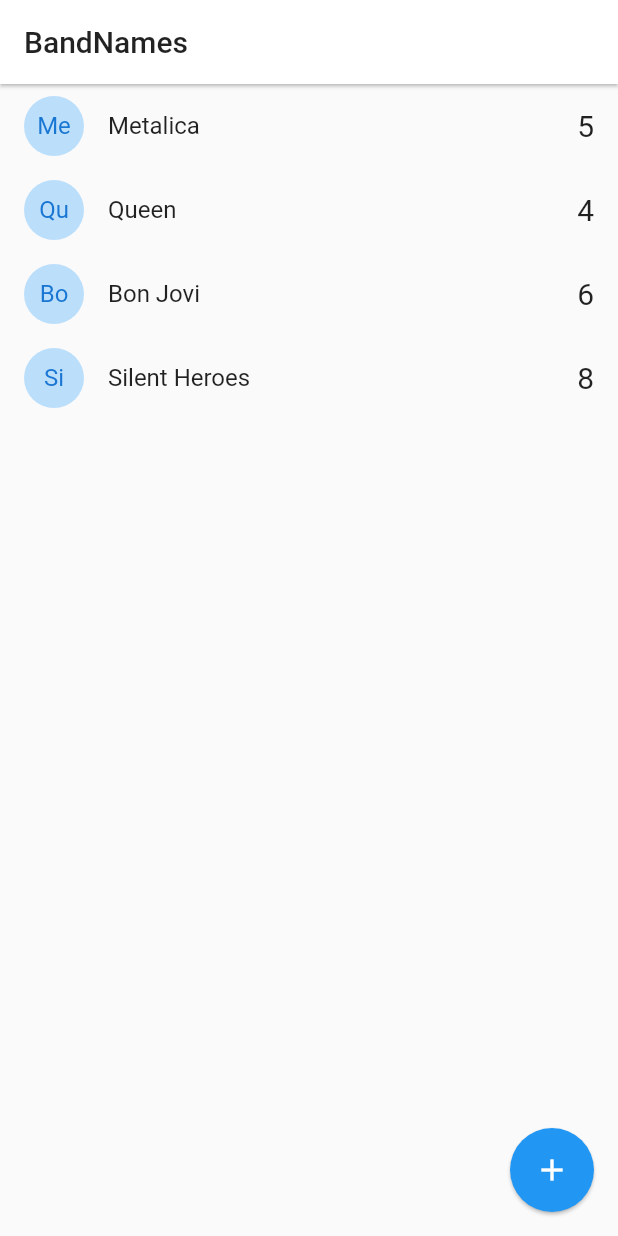
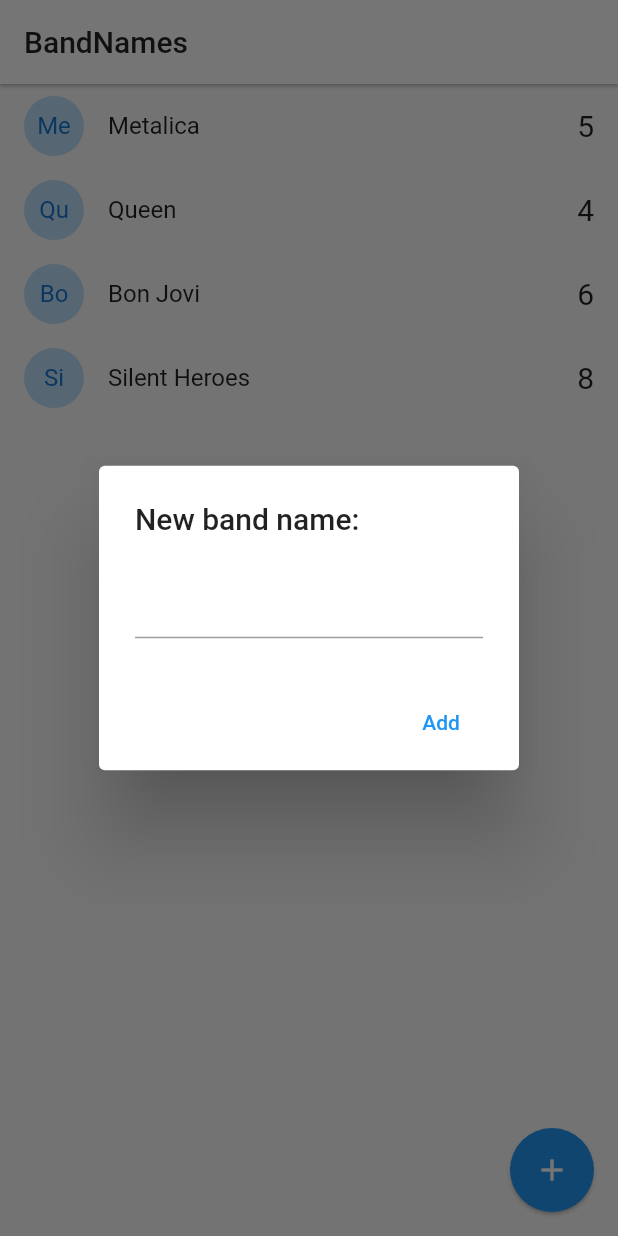
Before and after one commit to imjeims/flutter-band-names, a Flutter app: the screen it shows after launch, after a tap on the "add" icon, on a phone screen of 412 x 824 dp. Run offline on Flutter 3.47's test engine with Material 2 defaults, Android fonts, the phone set to English and light mode, and no system bars.

Commit message:
add function to add new band

```diff
--- a/lib/src/pages/home.dart
+++ b/lib/src/pages/home.dart
@@ -1,3 +1,6 @@
+import 'dart:io';
+
+import 'package:flutter/cupertino.dart';
 import 'package:flutter/material.dart';
 
 import 'package:band_names/src/models/band.dart';
@@ -33,7 +36,7 @@ class _HomePageState extends State<HomePage> {
         itemBuilder: (context, i) => bandTile(bands[i]),
       ),
       floatingActionButton: FloatingActionButton(
-          child: const Icon(Icons.add), elevation: 1, onPressed: () {}),
+          child: const Icon(Icons.add), elevation: 1, onPressed: addNewBand),
     );
   }
 
@@ -53,4 +56,57 @@ class _HomePageState extends State<HomePage> {
       },
     );
   }
+
+  addNewBand() {
+    final textController = TextEditingController();
+    // if (Platform.isIOS) {
+    //   showCupertinoDialog(
+    //       context: context,
+    //       builder: (_) {
+    //         return CupertinoAlertDialog(
+    //           title: const Text('New band name:'),
+    //           content: CupertinoTextField(
+    //             controller: textController,
+    //           ),
+    //           actions: [
+    //             CupertinoDialogAction(
+    //                 isDefaultAction: true,
+    //                 child: const Text('Add'),
+    //                 onPressed: () => addBandToList(textController.text)),
+    //             CupertinoDialogAction(
+    //                 isDestructiveAction: true,
+    //                 child: const Text('Dismiss'),
+    //                 onPressed: () => Navigator.pop(context))
+    //           ],
+    //         );
+    //       });
+    // }
+    showDialog(
+        context: context,
+        builder: (context) {
+          return AlertDialog(
+            title: const Text('New band name:'),
+            content: TextField(
+              controller: textController,
+            ),
+            actions: [
+              MaterialButton(
+                  child: const Text('Add'),
+                  elevation: 5,
+                  textColor: Colors.blue,
+                  onPressed: () => addBandToList(textController.text))
+            ],
+          );
+        });
+  }
+
+  void addBandToList(String bandName) {
+    if (bandName.length > 1) {
+      bands.add(Band(id: '89', name: bandName, votes: 89));
+    }
+
+    setState(() {});
+
+    Navigator.pop(context);
+  }
 }
```
